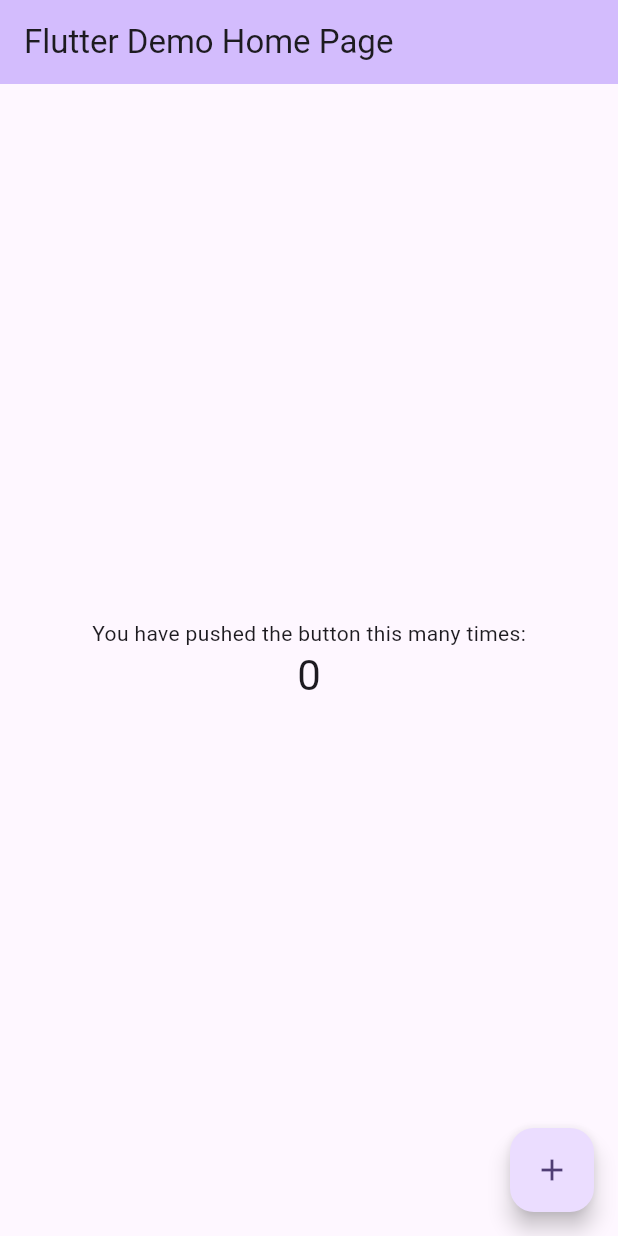
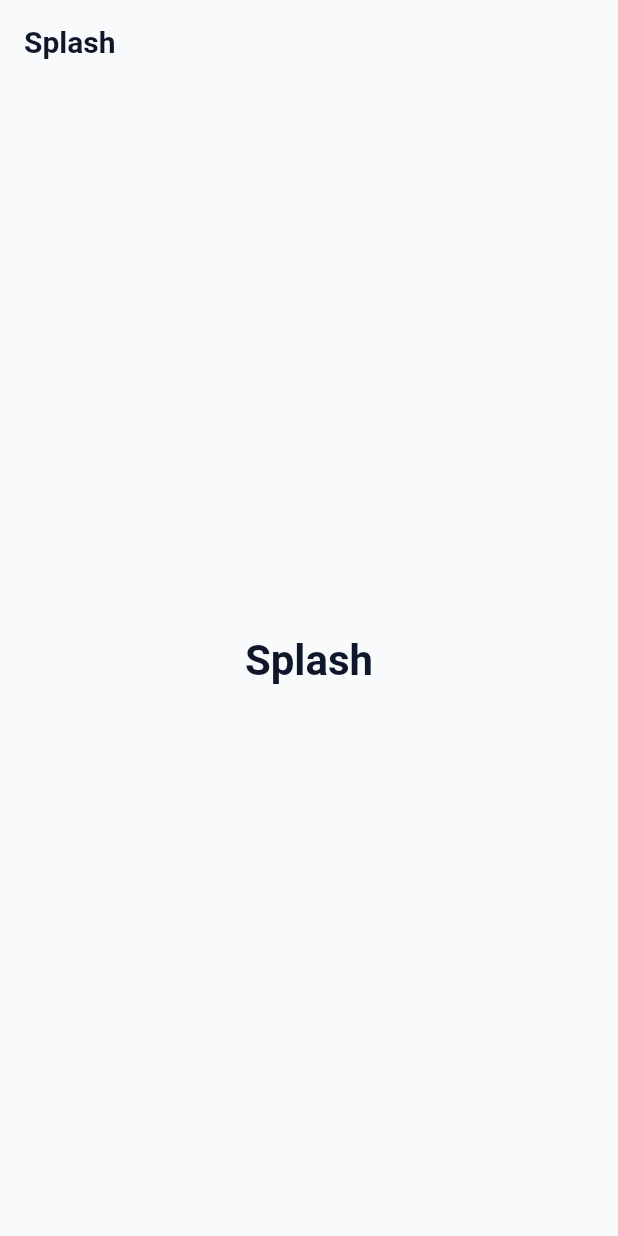
Before and after one commit to ProUp-Application/ProUp-Frontend, a Flutter app: the screen it shows after launch, on a phone screen of 412 x 824 dp. Run offline on Flutter 3.47's test engine with Material 3 defaults, Android fonts, the phone set to English and light mode, and no system bars; our stand-ins replace dio, go_router.

Commit message:
chore: add Flutter clean architecture base

```diff
--- /dev/null
+++ b/proup_mobile/lib/app.dart
@@ -0,0 +1,18 @@
+import 'package:flutter/material.dart';
+
+import 'core/router/app_router.dart';
+import 'core/theme/app_theme.dart';
+
+class ProUpApp extends StatelessWidget {
+  const ProUpApp({super.key});
+
+  @override
+  Widget build(BuildContext context) {
+    return MaterialApp.router(
+      title: 'ProUp',
+      debugShowCheckedModeBanner:false,
+      theme: AppTheme.light,
+      routerConfig: AppRouter.router,
+    );
+  }
+}
--- /dev/null
+++ b/proup_mobile/lib/core/router/app_router.dart
@@ -0,0 +1,83 @@
+import 'package:flutter/material.dart';
+import 'package:go_router/go_router.dart';
+
+import 'app_routes.dart';
+
+class AppRouter {
+  const AppRouter._();
+
+  static final GoRouter router = GoRouter(
+    initialLocation: AppRoutes.splash,
+    routes: [
+      GoRoute(
+        path: AppRoutes.splash,
+        builder: (context, state) => const _PlaceholderScreen(title: 'Splash'),
+      ),
+        GoRoute(
+        path: AppRoutes.onboarding,
+        builder: (context, state) =>
+            const _PlaceholderScreen(title: 'Onboarding'),
+      ),
+      GoRoute(
+        path: AppRoutes.login,
+        builder: (context, state) => const _PlaceholderScreen(title: 'Login'),
+      ),
+      GoRoute(
+        path: AppRoutes.register,
+        builder: (context, state) =>
+            const _PlaceholderScreen(title: 'Registro'),
+      ),
+      GoRoute(
+        path: AppRoutes.dashboard,
+        builder: (context, state) =>
+            const _PlaceholderScreen(title: 'Dashboard'),
+      ),
+      GoRoute(
+        path: AppRoutes.imageAnalysis,
+        builder: (context, state) =>
+            const _PlaceholderScreen(title: 'Análisis de imagen'),
+      ),
+      GoRoute(
+        path: AppRoutes.interview,
+        builder: (context, state) =>
+            const _PlaceholderScreen(title: 'Simulador de entrevista'),
+      ),
+      GoRoute(
+        path: AppRoutes.chatbot,
+        builder: (context, state) => const _PlaceholderScreen(title: 'Chatbot'),
+      ),
+      GoRoute(
+        path: AppRoutes.progress,
+        builder: (context, state) =>
+            const _PlaceholderScreen(title: 'Progreso'),
+      ),
+      GoRoute(
+        path: AppRoutes.profile,
+        builder: (context, state) => const _PlaceholderScreen(title: 'Perfil'),
+      ),
+    ],
+  );
+}
+
+class _PlaceholderScreen extends StatelessWidget {
+  const _PlaceholderScreen({
+    required this.title,
+  });
+
+  final String title;
+
+  @override
+  Widget build(BuildContext context) {
+    return Scaffold(
+      appBar: AppBar(
+        title: Text(title),
+      ),
+      body: Center(
+        child: Text(
+          title,
+          style: Theme.of(context).textTheme.headlineMedium,
+        ),
+      ),
+    );
+  }
+}
--- /dev/null
+++ b/proup_mobile/lib/core/router/app_routes.dart
@@ -0,0 +1,14 @@
+class AppRoutes {
+  const AppRoutes._();
+
+  static const splash = '/';
+  static const onboarding = '/onboarding';
+  static const login = '/login';
+  static const register = '/register';
+  static const dashboard = '/dashboard';
+  static const imageAnalysis = '/image-analysis';
+  static const interview = '/interview';
+  static const chatbot = '/chatbot';
+  static const progress = '/progress';
+  static const profile = '/profile';
+}
--- /dev/null
+++ b/proup_mobile/lib/core/theme/app_theme.dart
@@ -0,0 +1,45 @@
+import 'package:flutter/material.dart';
+
+class AppTheme {
+  const AppTheme._();
+
+  static ThemeData get light {
+    const primaryColor = Color(0xFF2563EB);
+    const secondaryColor = Color(0xFF14B8A6);
+    const surfaceColor = Color(0xFFF8FAFC);
+    const textColor = Color(0xFF0F172A);
+
+    return ThemeData(
+      useMaterial3: true,
+      colorScheme: ColorScheme.fromSeed(
+        seedColor: primaryColor,
+        primary: primaryColor,
+        secondary: secondaryColor,
+        surface: surfaceColor,
+      ),
+      scaffoldBackgroundColor: surfaceColor,
+      appBarTheme: const AppBarTheme(
+        centerTitle: false,
+        backgroundColor: surfaceColor,
+        foregroundColor: textColor,
+        elevation: 0,
+      ),
+      textTheme: const TextTheme(
+        headlineMedium: TextStyle(
+          fontSize: 28,
+          fontWeight: FontWeight.w700,
+          color: textColor,
+        ),
+        titleLarge: TextStyle(
+          fontSize: 20,
+          fontWeight: FontWeight.w600,
+          color: textColor,
+        ),
+        bodyMedium: TextStyle(
+          fontSize: 14,
+          color: textColor,
+        ),
+      ),
+    );
+  }
+}
--- a/proup_mobile/lib/main.dart
+++ b/proup_mobile/lib/main.dart
@@ -1,122 +1,6 @@
 import 'package:flutter/material.dart';
+import 'app.dart';
 
 void main() {
-  runApp(const MyApp());
+  runApp(const ProUpApp());
 }
-
-class MyApp extends StatelessWidget {
-  const MyApp({super.key});
-
-  // This widget is the root of your application.
-  @override
-  Widget build(BuildContext context) {
-    return MaterialApp(
-      title: 'Flutter Demo',
-      theme: ThemeData(
-        // This is the theme of your application.
-        //
-        // TRY THIS: Try running your application with "flutter run". You'll see
-        // the application has a purple toolbar. Then, without quitting the app,
-        // try changing the seedColor in the colorScheme below to Colors.green
-        // and then invoke "hot reload" (save your changes or press the "hot
-        // reload" button in a Flutter-supported IDE, or press "r" if you used
-        // the command line to start the app).
-        //
-        // Notice that the counter didn't reset back to zero; the application
-        // state is not lost during the reload. To reset the state, use hot
-        // restart instead.
-        //
-        // This works for code too, not just values: Most code changes can be
-        // tested with just a hot reload.
-        colorScheme: ColorScheme.fromSeed(seedColor: Colors.deepPurple),
-      ),
-      home: const MyHomePage(title: 'Flutter Demo Home Page'),
-    );
-  }
-}
-
-class MyHomePage extends StatefulWidget {
-  const MyHomePage({super.key, required this.title});
-
-  // This widget is the home page of your application. It is stateful, meaning
-  // that it has a State object (defined below) that contains fields that affect
-  // how it looks.
-
-  // This class is the configuration for the state. It holds the values (in this
-  // case the title) provided by the parent (in this case the App widget) and
-  // used by the build method of the State. Fields in a Widget subclass are
-  // always marked "final".
-
-  final String title;
-
-  @override
-  State<MyHomePage> createState() => _MyHomePageState();
-}
-
-class _MyHomePageState extends State<MyHomePage> {
-  int _counter = 0;
-
-  void _incrementCounter() {
-    setState(() {
-      // This call to setState tells the Flutter framework that something has
-      // changed in this State, which causes it to rerun the build method below
-      // so that the display can reflect the updated values. If we changed
-      // _counter without calling setState(), then the build method would not be
-      // called again, and so nothing would appear to happen.
-      _counter++;
-    });
-  }
-
-  @override
-  Widget build(BuildContext context) {
-    // This method is rerun every time setState is called, for instance as done
-    // by the _incrementCounter method above.
-    //
-    // The Flutter framework has been optimized to make rerunning build methods
-    // fast, so that you can just rebuild anything that needs updating rather
-    // than having to individually change instances of widgets.
-    return Scaffold(
-      appBar: AppBar(
-        // TRY THIS: Try changing the color here to a specific color (to
-        // Colors.amber, perhaps?) and trigger a hot reload to see the AppBar
-        // change color while the other colors stay the same.
-        backgroundColor: Theme.of(context).colorScheme.inversePrimary,
-        // Here we take the value from the MyHomePage object that was created by
-        // the App.build method, and use it to set our appbar title.
-        title: Text(widget.title),
-      ),
-      body: Center(
-        // Center is a layout widget. It takes a single child and positions it
-        // in the middle of the parent.
-        child: Column(
-          // Column is also a layout widget. It takes a list of children and
-          // arranges them vertically. By default, it sizes itself to fit its
-          // children horizontally, and tries to be as tall as its parent.
-          //
-          // Column has various properties to control how it sizes itself and
-          // how it positions its children. Here we use mainAxisAlignment to
-          // center the children vertically; the main axis here is the vertical
-          // axis because Columns are vertical (the cross axis would be
-          // horizontal).
-          //
-          // TRY THIS: Invoke "debug painting" (choose the "Toggle Debug Paint"
-          // action in the IDE, or press "p" in the console), to see the
-          // wireframe for each widget.
-          mainAxisAlignment: MainAxisAlignment.center,
-          children: <Widget>[
-            const Text('You have pushed the button this many times:'),
-            Text(
-              '$_counter',
-              style: Theme.of(context).textTheme.headlineMedium,
-            ),
-          ],
-        ),
-      ),
-      floatingActionButton: FloatingActionButton(
-        onPressed: _incrementCounter,
-        tooltip: 'Increment',
-        child: const Icon(Icons.add),
-      ), // This trailing comma makes auto-formatting nicer for build methods.
-    );
-  }
-}
```
Also changed, not shown: proup_mobile/lib/core/config/environment_config.dart (added, +15 -0 lines), proup_mobile/lib/core/errors/app_exception.dart (added, +21 -0 lines), proup_mobile/lib/core/errors/failure.dart (added, +7 -0 lines), proup_mobile/lib/core/network/api_client.dart (added, +85 -0 lines), proup_mobile/pubspec.yaml (+11 -0 lines), proup_mobile/pubspec.lock, 1 other file.
